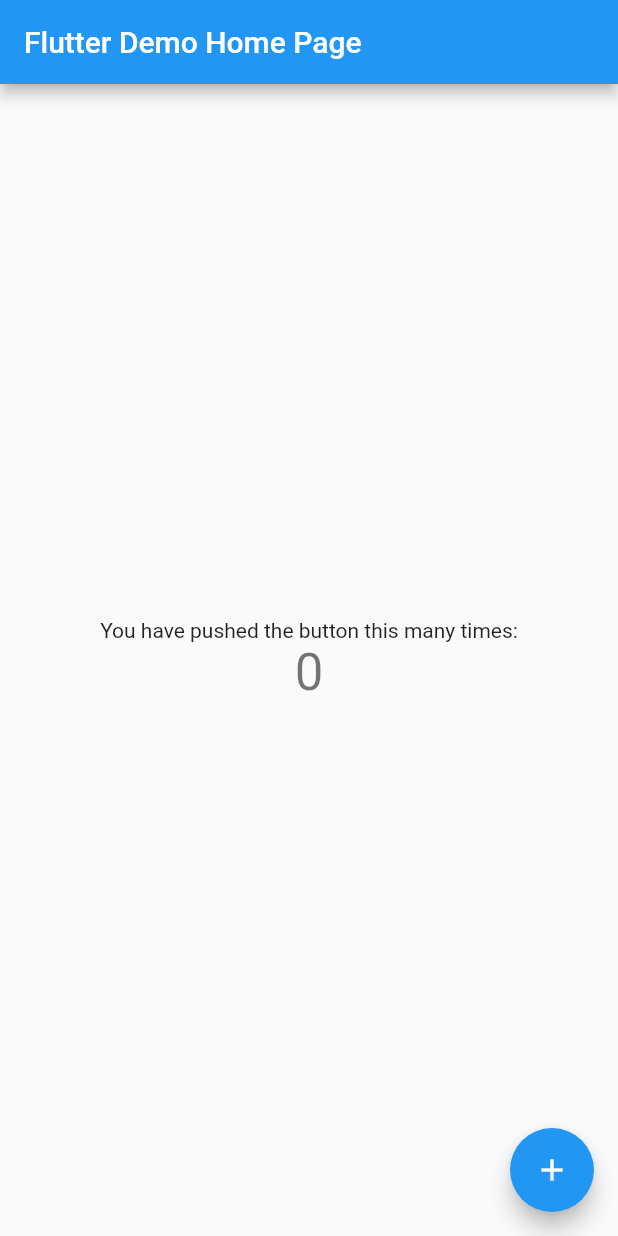
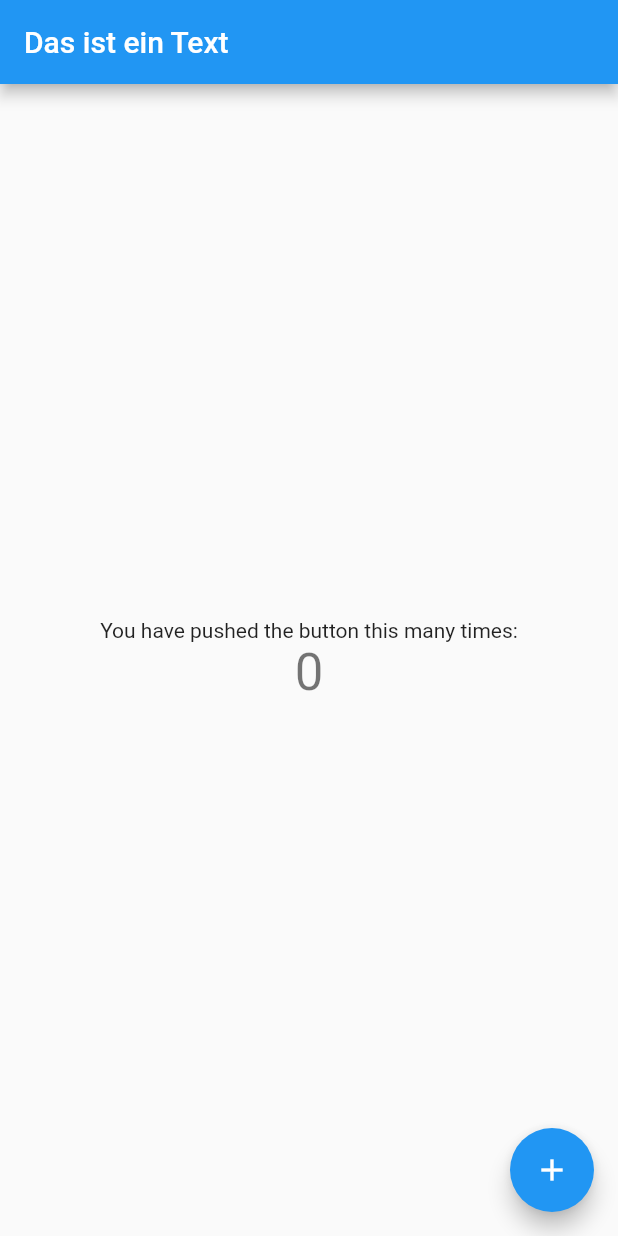
Before and after one commit to RDNRofficial/HackatonFrontend, a Flutter app: the screen it shows after launch, on a phone screen of 412 x 824 dp. Run offline on Flutter 3.47's test engine with Material 2 defaults, Android fonts, the phone set to English and light mode, and no system bars.

Commit message:
test
test

```diff
--- a/hackatonfrontend/lib/main.dart
+++ b/hackatonfrontend/lib/main.dart
@@ -20,7 +20,7 @@ class MyApp extends StatelessWidget {
         // is not restarted.
         primarySwatch: Colors.blue,
       ),
-      home: MyHomePage(title: 'Flutter Demo Home Page'),
+      home: MyHomePage(title: 'Das ist ein Text'),
     );
   }
 }
```
